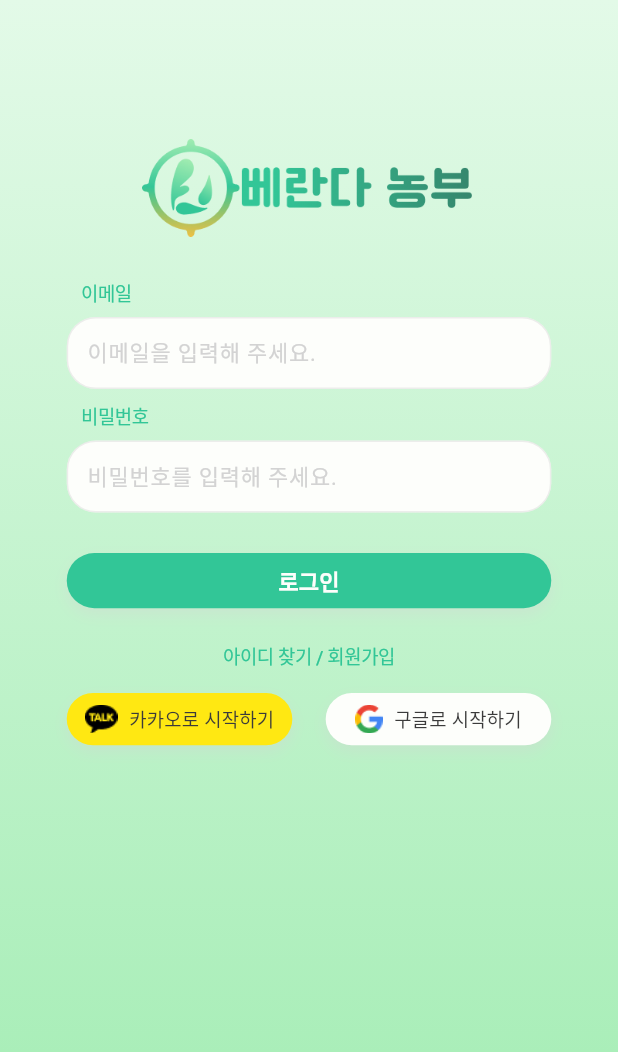
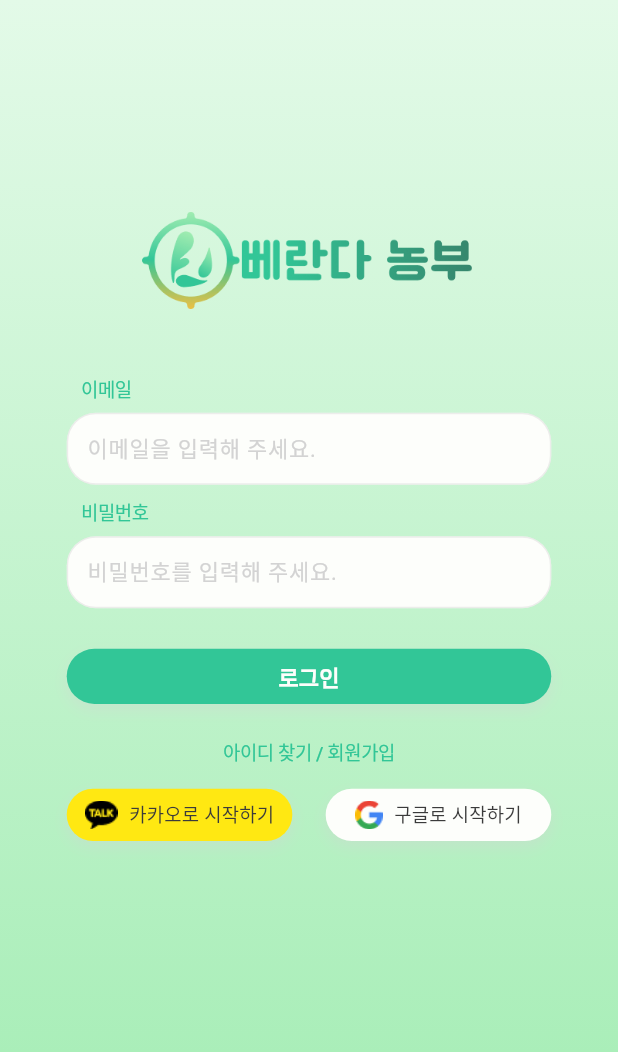
Before and after one commit to wasabi2342/MaumAI_Project, a Flutter app: the screen it shows after launch, on a phone screen of 412 x 824 dp. Shown: the top 1052 px of the screen. Run offline on Flutter 3.47's test engine with Material 3 defaults, Android fonts, the phone set to English and light mode, and no system bars; our stand-ins replace cached_network_image, flutter_svg, image_picker; accounts and stored records are empty; Roboto replaces fonts that are missing (Pretendard).

Commit message:
Update login_screen.dart

```diff
--- a/lib/presentation/login_screen/login_screen.dart
+++ b/lib/presentation/login_screen/login_screen.dart
@@ -49,9 +49,9 @@ class LoginScreen extends StatelessWidget {
                 child: Column(
                   mainAxisAlignment: MainAxisAlignment.center,
                   children: [
-                    SizedBox(height: 50.h), // 상단 여백 추가
+                    SizedBox(height: 100.h), // 상단 여백 추가
                     _buildLogoSection(context),
-                    SizedBox(height: 32.h),
+                    SizedBox(height: 48.h),
                     _buildInputFieldsSection(context),
                     SizedBox(height: 28.h),
                     _buildLoginButton(context),
```
